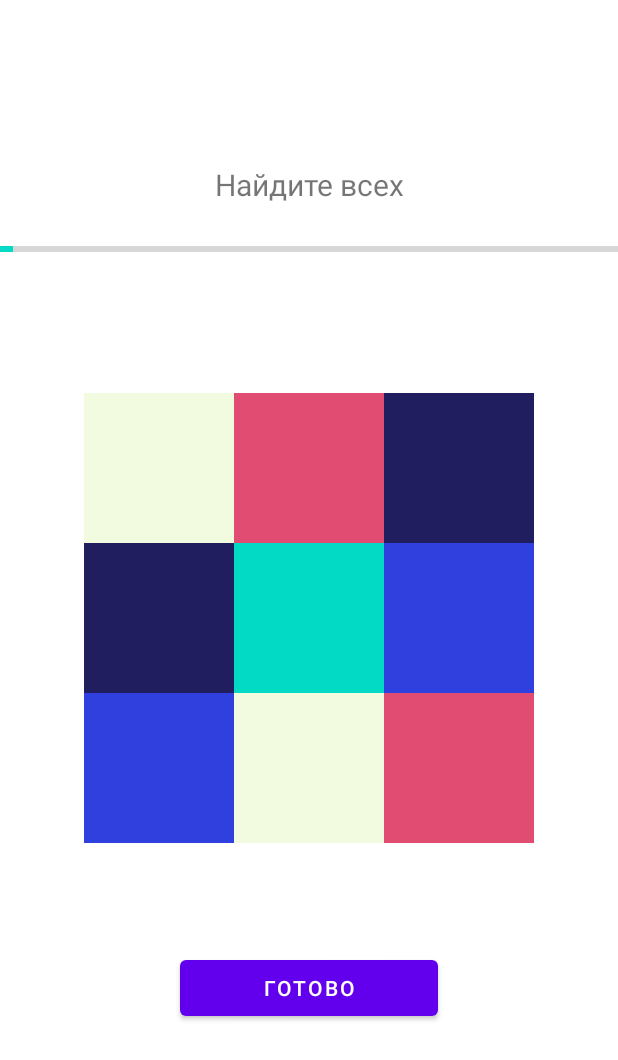
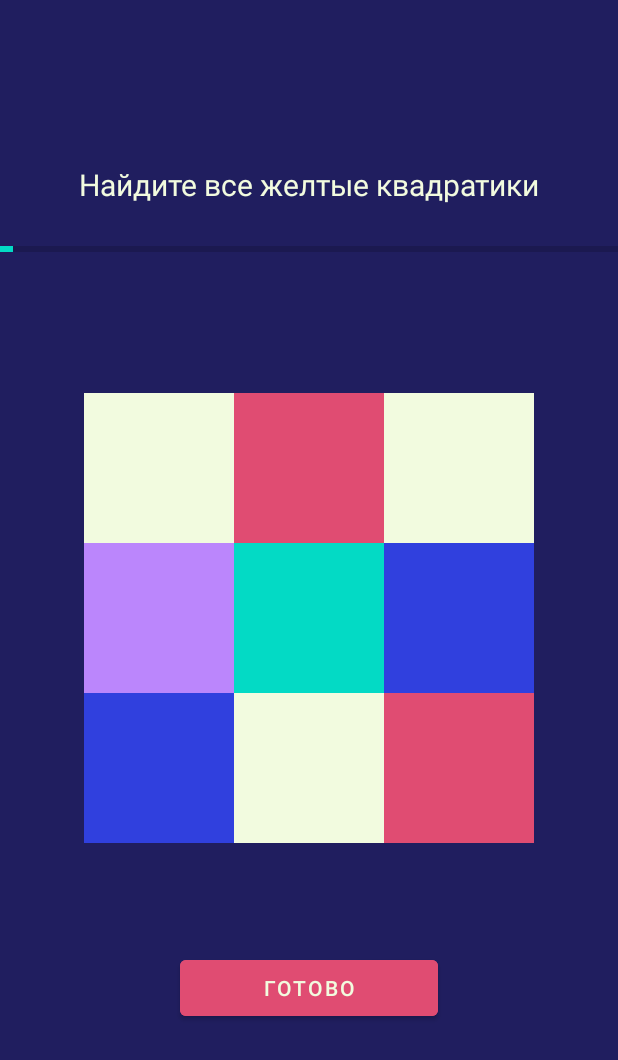
Before and after one commit to Koleesico/MemorySimulator, an Android app: the FindActivity screen opened directly, with no data from a screen before it, on a phone screen of 412 x 824 dp. Shown: the top 1060 px of the screen. Run offline under Robolectric (Android 15) with nearby library versions, the phone set to English and light mode, and no system bars.

Commit message:
Almost ready

```diff
--- a/app/src/main/AndroidManifest.xml
+++ b/app/src/main/AndroidManifest.xml
@@ -9,7 +9,10 @@
         android:roundIcon="@mipmap/ic_launcher_round"
         android:supportsRtl="true"
         android:theme="@style/Theme.MemorySimulator">
-        <activity android:name=".FindActivity"></activity>
+        <activity android:name=".FinishActivity"
+                           android:label="FinishActivity"></activity>
+        <activity android:name=".FindActivity"
+                          android:label="FindActivity"/>
         <activity android:name=".RulesActivity" />
         <activity android:name=".GameActivity" />
         <activity android:name=".MainActivity">
--- a/app/src/main/java/com/example/memorysimulator/FindActivity.java
+++ b/app/src/main/java/com/example/memorysimulator/FindActivity.java
@@ -2,34 +2,69 @@ package com.example.memorysimulator;
 
 import android.content.Intent;
 import android.os.Bundle;
+import android.os.Handler;
+import android.os.Message;
 import android.view.View;
 import android.widget.ImageView;
 import android.widget.LinearLayout;
 import android.widget.ProgressBar;
+import android.widget.TextView;
 import android.widget.Toast;
 
+import androidx.annotation.NonNull;
 import androidx.appcompat.app.AppCompatActivity;
 
 import java.util.HashMap;
 import java.util.Map;
+import java.util.Random;
 import java.util.Timer;
 import java.util.TimerTask;
 
 public class FindActivity extends AppCompatActivity implements View.OnClickListener {
 
 ImageView im1, im2, im3, im4, im5, im6, im7, im8, im9;
+ProgressBar progressBar;
+TextView tvReq;
+
 Map<Integer, Boolean> SystemCards = new HashMap<Integer, Boolean>();
 Map<Integer, Boolean> ChosenCards = new HashMap<Integer, Boolean>();
 
-ProgressBar progressBar;
+Timer timer;
+
+Random random = new Random();
+Handler findHandler;
+
 int count =0;
-Timer timer;
 int lifePos =0;
+int cs =0;
+
+
+Object Sets[][][] = {
+
+        {{R.string.req1},
+        {R.color.yellow, R.color.pink, R.color.purple_200,
+        R.color.purple_200, R.color.teal_200, R.color.blue,
+        R.color.blue, R.color.yellow, R.color.pink},
+        {false, true, false, false, false, false, false, false, true}},
+
+        {{R.string.req2},
+        {R.color.yellow, R.color.pink, R.color.yellow,
+        R.color.purple_200, R.color.teal_200, R.color.blue,
+        R.color.blue, R.color.yellow, R.color.pink},
+        {true, false, true, false, false, false, false, true, false}}
+
+};
+
     @Override
     protected void onCreate(Bundle savedInstanceState) {
         super.onCreate(savedInstanceState);
         setContentView(R.layout.activity_find);
         progressBar = findViewById(R.id.progressBar);
+        tvReq = findViewById(R.id.textView3);
+
+        cs = random.nextInt(2);
+
+        tvReq.setText(getString((Integer) Sets[cs][0][0])) ;
 
         im1 = findViewById(R.id.im1);
         im2 = findViewById(R.id.im2);
@@ -41,6 +76,17 @@ int lifePos =0;
         im8 = findViewById(R.id.im8);
         im9 = findViewById(R.id.im9);
 
+        im1.setImageResource((Integer) Sets[cs][1][0]);
+        im2.setImageResource((Integer) Sets[cs][1][1]);
+        im3.setImageResource((Integer) Sets[cs][1][2]);
+        im4.setImageResource((Integer) Sets[cs][1][3]);
+        im5.setImageResource((Integer) Sets[cs][1][4]);
+        im6.setImageResource((Integer) Sets[cs][1][5]);
+        im7.setImageResource((Integer) Sets[cs][1][6]);
+        im8.setImageResource((Integer) Sets[cs][1][7]);
+        im9.setImageResource((Integer) Sets[cs][1][8]);
+
+
         im1.setOnClickListener(this);
         im2.setOnClickListener(this);
         im3.setOnClickListener(this);
@@ -51,15 +97,15 @@ int lifePos =0;
         im8.setOnClickListener(this);
         im9.setOnClickListener(this);
 
-       SystemCards.put(im1.getId(), false);
-       SystemCards.put(im2.getId(), true);
-       SystemCards.put(im3.getId(), false);
-       SystemCards.put(im4.getId(), false);
-       SystemCards.put(im5.getId(), false);
-       SystemCards.put(im6.getId(), false);
-       SystemCards.put(im7.getId(), false);
-       SystemCards.put(im8.getId(), false);
-       SystemCards.put(im9.getId(), true);
+       SystemCards.put(im1.getId(), (Boolean) Sets[cs][2][0]);
+       SystemCards.put(im2.getId(), (Boolean) Sets[cs][2][1]);
+       SystemCards.put(im3.getId(), (Boolean) Sets[cs][2][2]);
+       SystemCards.put(im4.getId(), (Boolean) Sets[cs][2][3]);
+       SystemCards.put(im5.getId(), (Boolean) Sets[cs][2][4]);
+       SystemCards.put(im6.getId(), (Boolean) Sets[cs][2][5]);
+       SystemCards.put(im7.getId(), (Boolean) Sets[cs][2][6]);
+       SystemCards.put(im8.getId(), (Boolean) Sets[cs][2][7]);
+       SystemCards.put(im9.getId(), (Boolean) Sets[cs][2][8]);
 
         ChosenCards.put(im1.getId(), false);
         ChosenCards.put(im2.getId(), false);
@@ -71,7 +117,18 @@ int lifePos =0;
         ChosenCards.put(im8.getId(), false);
         ChosenCards.put(im9.getId(), false);
 
+        Handler.Callback fhc = new Handler.Callback() {
+            @Override
+            public boolean handleMessage(@NonNull Message msg) {
+                if(msg.what==1)ReturnToGame();
+                return false;
+            }
+        };
+        findHandler = new Handler(fhc);
         ShowProgress();
+
+
+
     }
 
     void ShowProgress(){
@@ -82,7 +139,7 @@ int lifePos =0;
                 count++;
                 progressBar.setProgress(count);
                 if(count==100){
-                    ReturnToGame();
+                    findHandler.sendEmptyMessage(1);
                 }
             }
         };
@@ -98,12 +155,19 @@ int lifePos =0;
     }
 
     public void ReturnToGame(){
-        if(Check())lifePos=1;
-        Intent i = new Intent();
-        i.putExtra("life", lifePos);
-        setResult(RESULT_OK, i);
-        finish();
-
+        if(!Check()){
+            Intent losIntent = new Intent(this, FinishActivity.class);
+            losIntent.putExtra("paste", R.color.darkblue);
+            startActivity(losIntent);
+            finishAffinity();
+        }
+        else {
+            lifePos=1;
+            Intent i = new Intent();
+            i.putExtra("life", lifePos);
+            setResult(RESULT_OK, i);
+            finish();
+        }
 
     }
 
@@ -125,9 +189,8 @@ int lifePos =0;
     public boolean Check(){
         boolean ck=false;
         if(ChosenCards.equals(SystemCards)) ck=true;
-        Toast.makeText(this, ""+ck, Toast.LENGTH_SHORT).show();           // убрать
+        Toast.makeText(getApplicationContext(), ""+ck, Toast.LENGTH_LONG).show();
         return ck;
     }
 
-
 }
--- a/app/src/main/res/layout/activity_find.xml
+++ b/app/src/main/res/layout/activity_find.xml
@@ -6,7 +6,8 @@
     android:layout_width="match_parent"
     android:layout_height="match_parent"
     android:background="#FFFFFF"
-    tools:context=".FindActivity">
+    tools:context=".FindActivity"
+    android:backgroundTint="@color/darkblue">
 
     <LinearLayout
         android:layout_width="match_parent"
@@ -21,7 +22,7 @@
         <TextView
             android:id="@+id/textView3"
             android:layout_width="match_parent"
-
+            android:textColor="@color/yellow"
             android:layout_height="70dp"
             android:gravity="center"
             android:text="Найдите всех"
@@ -87,7 +88,7 @@
                 android:id="@+id/im3"
                 android:layout_width="100dp"
                 android:layout_height="100dp"
-                android:src="@color/darkblue"
+                android:src="@color/purple_200"
                 />
             </LinearLayout>
         </LinearLayout>
@@ -107,7 +108,7 @@
                 android:id="@+id/im4"
                 android:layout_width="100dp"
                 android:layout_height="100dp"
-                android:src="@color/darkblue"
+                android:src="@color/purple_200"
                  />
             </LinearLayout>
             <LinearLayout
@@ -195,6 +196,8 @@
         android:layout_height="49dp"
         android:onClick="Done"
         android:text="Готово"
+        android:backgroundTint="@color/pink"
+        android:textColor="@color/yellow"
 
         app:layout_constraintBottom_toBottomOf="parent"
         app:layout_constraintEnd_toEndOf="@+id/linearLayout2"
--- a/app/src/main/res/layout/activity_main.xml
+++ b/app/src/main/res/layout/activity_main.xml
@@ -20,6 +20,8 @@
         app:layout_constraintStart_toStartOf="parent"
         app:layout_constraintTop_toTopOf="parent"
         app:layout_constraintVertical_bias="0.05"
+        android:backgroundTint="@color/pink"
+        android:textColor="@color/yellow"
         tools:ignore="OnClick" />
 
     <Button
@@ -29,6 +31,8 @@
         android:layout_marginTop="68dp"
         android:onClick="Play"
         android:text="Играть"
+        android:backgroundTint="@color/pink"
+        android:textColor="@color/yellow"
         app:layout_constraintEnd_toEndOf="@+id/btn_rules"
         app:layout_constraintHorizontal_bias="0.0"
         app:layout_constraintStart_toStartOf="@+id/btn_rules"
--- a/app/src/main/res/values/strings.xml
+++ b/app/src/main/res/values/strings.xml
@@ -2,10 +2,18 @@
     <string name="app_name">MemorySimulator</string>
     <string name="textview">TextView</string>
 
+    <string name="req1">
+        Найдите все розовые квадратики
+    </string>
+
+    <string name="req2">
+        Найдите все желтые квадратики
+    </string>
+
     <string name="r1">
         Перед вами будут появляться картинки. Необходимо написатьколичество картинок заданных видов.
     </string>
-     <string name="r2">
+    <string name="r2">
          Цветочек показывает жизни, звездочка - уровень.
      </string>
 
```
Also changed, not shown: app/src/main/java/com/example/memorysimulator/GameActivity.java (+61 -38 lines), app/src/main/java/com/example/memorysimulator/MovingPictures.java (+20 -1 lines), app/src/main/res/layout/activity_game.xml (+13 -0 lines).
